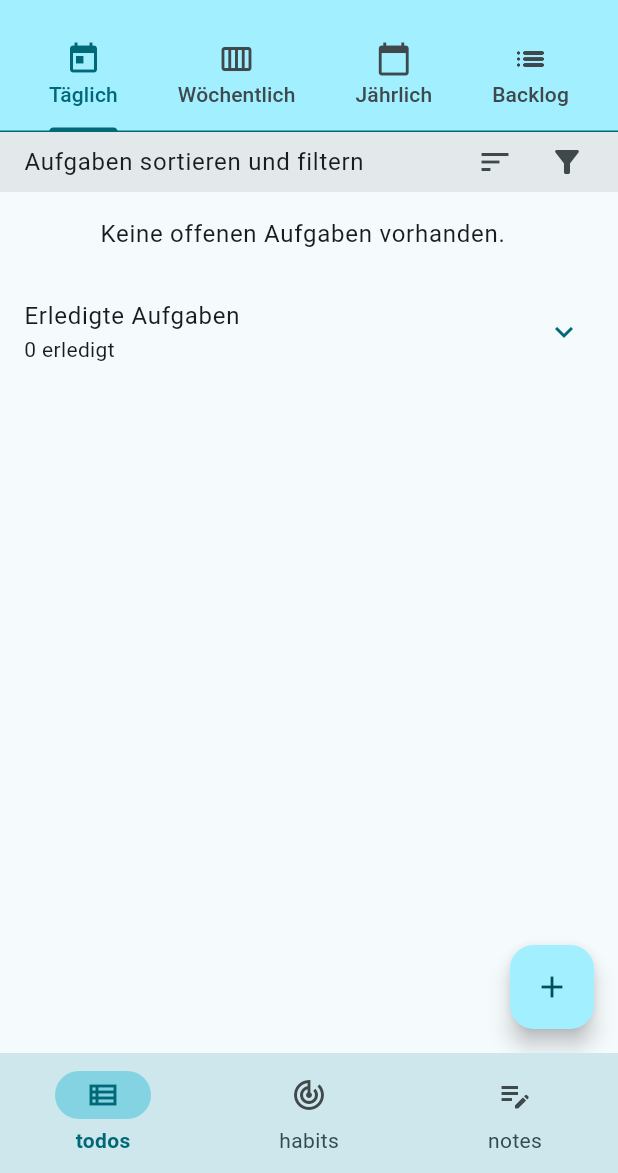
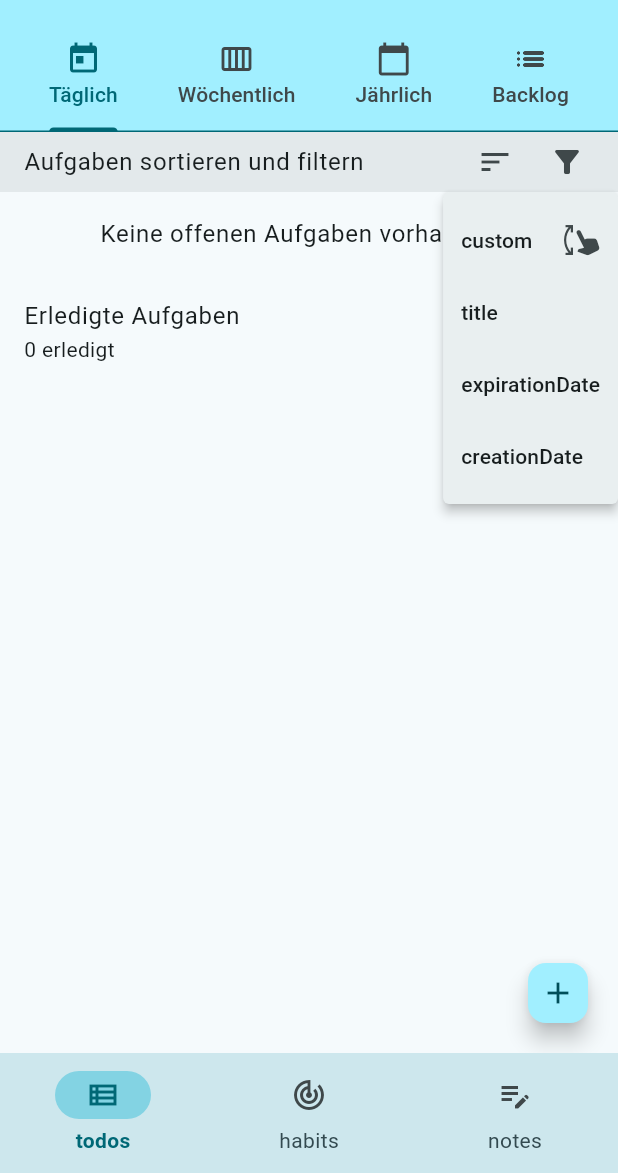
Before and after one commit to Checkerbeule/ZenDo, a Flutter app: the screen it shows after launch, after a tap on the "sort" icon, on a phone screen of 412 x 824 dp, the part 63-1236 px from its top. Run offline on Flutter 3.47's test engine with Material 3 defaults, Android fonts, the light colour scheme and no system bars; our stand-ins replace hive, hive_flutter, logger, synchronized; missing offline and left inert: app_settings, workmanager; accounts and stored records are empty.

Commit message:
implemented sort todos and refactoring

```diff
--- a/lib/model/todo.dart
+++ b/lib/model/todo.dart
@@ -34,6 +34,9 @@ class Todo {
   @HiveField(5)
   ListScope? listScope;
 
+  @HiveField(6)
+  int? order;
+
   Todo({required String title, String? description})
     : creationDate = DateTime.now() {
     this.title = title;
@@ -47,6 +50,7 @@ class Todo {
     this.expirationDate,
     this.completionDate,
     this.listScope,
+    this.order,
   }) {
     this.title = title;
     this.description = description;
@@ -59,6 +63,7 @@ class Todo {
     DateTime? expirationDate,
     DateTime? completionDate,
     ListScope? listScope,
+    int? order,
   }) {
     return Todo._internal(
       title: title ?? this.title,
@@ -67,6 +72,7 @@ class Todo {
       expirationDate: expirationDate ?? this.expirationDate,
       completionDate: completionDate ?? this.completionDate,
       listScope: listScope ?? this.listScope,
+      order: order ?? this.order,
     );
   }
 
@@ -74,7 +80,8 @@ class Todo {
     : creationDate = other.creationDate,
       expirationDate = other.expirationDate,
       completionDate = other.completionDate,
-      listScope = other.listScope {
+      listScope = other.listScope,
+      order = other.order {
     title = other.title;
     description = other.description;
   }
--- a/lib/view/page_type.dart
+++ b/lib/view/page_type.dart
@@ -9,7 +9,7 @@ enum PageType {
   const PageType(this.icon);
 }
 
-extension AppPageX on PageType {
+extension PageTypeX on PageType {
   String label(BuildContext context) {
     return name; //TODO #28 translate page name as label
     /* final loc = AppLocalizations.of(context)!;
--- /dev/null
+++ b/lib/view/todo/sliver_todo_sort_filter_app_bar.dart
@@ -0,0 +1,88 @@
+import 'package:flutter/material.dart';
+
+class SliverTodoSortFilterAppBar extends StatelessWidget {
+  const SliverTodoSortFilterAppBar({
+    super.key,
+    required this.sortOption,
+    required this.sortOrder,
+    required this.onSortChanged,
+    //required this.onFilterChanged,
+  });
+
+  final SortOption sortOption;
+  final SortOrder sortOrder;
+  final void Function(SortOption option, SortOrder order) onSortChanged;
+  //final void Function() onFilterChanged;
+
+  @override
+  Widget build(BuildContext context) {
+    return SliverAppBar(
+      actionsPadding: const EdgeInsets.only(right: 10),
+      pinned: false,
+      floating: true,
+      snap: true,
+      toolbarHeight: 40,
+      backgroundColor: Theme.of(context).colorScheme.surfaceContainerHigh,
+      title: Text(
+        'Aufgaben sortieren und filtern',
+        style: Theme.of(context).textTheme.bodyLarge,
+      ),
+      actions: [
+        MenuAnchor(
+          menuChildren: <Widget>[
+            for (final sortOption in SortOption.values)
+              MenuItemButton(
+                child: Row(
+                  mainAxisAlignment: MainAxisAlignment.spaceBetween,
+                  children: [
+                    Text(sortOption.label(context)),
+                    if (this.sortOption == sortOption) ...[
+                      SizedBox(width: 5),
+                      if (this.sortOption == SortOption.custom)
+                        const Icon(Icons.swipe_vertical)
+                      else if (sortOrder == SortOrder.ascending)
+                        const Icon(Icons.arrow_upward)
+                      else
+                        const Icon(Icons.arrow_downward),
+                    ],
+                  ],
+                ),
+                onPressed: () {
+                  final order = this.sortOption == SortOption.custom
+                      ? SortOrder.ascending
+                      : this.sortOption == sortOption &&
+                            sortOrder == SortOrder.ascending
+                      ? SortOrder.descending
+                      : SortOrder.ascending;
+                  onSortChanged(sortOption, order);
+                },
+              ),
+          ],
+          builder: (context, controller, child) {
+            return IconButton(
+              onPressed: () {
+                if (controller.isOpen) {
+                  controller.close();
+                } else {
+                  controller.open();
+                }
+              },
+              icon: const Icon(Icons.sort),
+            );
+          },
+        ),
+        IconButton(icon: Icon(Icons.filter_alt), onPressed: () {}),
+      ],
+    );
+  }
+}
+
+enum SortOption { custom, title, expirationDate, creationDate }
+
+extension SortOptionX on SortOption {
+  String label(BuildContext context) {
+    return name;
+  }
+}
+
+enum SortOrder { ascending, descending }
--- a/lib/view/todo/todo_list_page.dart
+++ b/lib/view/todo/todo_list_page.dart
@@ -6,6 +6,7 @@ import 'package:zen_do/model/todo_list.dart';
 import 'package:zen_do/utils/time_util.dart';
 import 'package:zen_do/view/dialog_helper.dart';
 import 'package:zen_do/view/todo/add_todo_page.dart';
+import 'package:zen_do/view/todo/sliver_todo_sort_filter_app_bar.dart';
 import 'package:zen_do/view/todo/todo_edit_page.dart';
 import 'package:zen_do/view/todo/todo_page.dart';
 
@@ -23,6 +24,44 @@ class TodoListPage extends StatefulWidget {
 class _TodoListPageState extends State<TodoListPage> {
   bool expanded = false;
   Offset tapPosition = Offset.zero;
+  SortOption sortOption = SortOption.custom;
+  SortOrder sortOrder = SortOrder.ascending;
+
+  List<Todo> get sortedAndFilteredTodos {
+    final todos = List<Todo>.from(widget.list.todos);
+    //todos.sort((a, b) => a.order!.compareTo(b.order!));
+    switch (sortOption) {
+      case SortOption.custom:
+        /* todos.sort(
+          (a, b) => sortOrder == SortOrder.ascending
+              ? a.order!.compareTo(b.order!)
+              : b.order!.compareTo(a.order!),
+        ); */
+        break;
+      case SortOption.title:
+        todos.sort(
+          (a, b) => sortOrder == SortOrder.ascending
+              ? a.title.toLowerCase().compareTo(b.title.toLowerCase())
+              : b.title.toLowerCase().compareTo(a.title.toLowerCase()),
+        );
+        break;
+      case SortOption.expirationDate:
+        todos.sort(
+          (a, b) => sortOrder == SortOrder.ascending
+              ? a.expirationDate!.compareTo(b.expirationDate!)
+              : b.expirationDate!.compareTo(a.expirationDate!),
+        );
+        break;
+      case SortOption.creationDate:
+        todos.sort(
+          (a, b) => sortOrder == SortOrder.ascending
+              ? a.creationDate.compareTo(b.creationDate)
+              : b.creationDate.compareTo(a.creationDate),
+        );
+        break;
+    }
+    return todos;
+  }
 
   @override
   Widget build(BuildContext context) {
@@ -32,21 +71,15 @@ class _TodoListPageState extends State<TodoListPage> {
         return Scaffold(
           body: CustomScrollView(
             slivers: [
-              SliverAppBar(
-                actionsPadding: const EdgeInsets.only(right: 10),
-                pinned: false,
-                toolbarHeight: 40,
-                backgroundColor: Theme.of(
-                  context,
-                ).colorScheme.surfaceContainerHigh,
-                title: Text(
-                  'Aufgaben sortieren und filtern',
-                  style: Theme.of(context).textTheme.bodyLarge,
-                ),
-                actions: [
-                  IconButton(icon: Icon(Icons.sort), onPressed: () {}),
-                  IconButton(icon: Icon(Icons.filter_alt), onPressed: () {}),
-                ],
+              SliverTodoSortFilterAppBar(
+                sortOption: sortOption,
+                sortOrder: sortOrder,
+                onSortChanged: (option, order) {
+                  setState(() {
+                    sortOption = option;
+                    sortOrder = order;
+                  });
+                },
               ),
               if (widget.list.todos.isEmpty)
                 SliverList(
@@ -61,7 +94,7 @@ class _TodoListPageState extends State<TodoListPage> {
                 )
               else
                 SliverReorderableList(
-                  itemCount: widget.list.todos.length,
+                  itemCount: sortedAndFilteredTodos.length,
                   onReorder: (oldIndex, newIndex) {
                     setState(() {
                       if (newIndex > oldIndex) {
@@ -72,8 +105,9 @@ class _TodoListPageState extends State<TodoListPage> {
                     });
                   },
                   itemBuilder: (context, index) {
-                    final todo = widget.list.todos[index];
+                    final todo = sortedAndFilteredTodos[index];
                     return ReorderableDelayedDragStartListener(
+                      enabled: sortOption == SortOption.custom,
                       key: ValueKey(todo.hashCode),
                       index: index,
                       child: Material(
@@ -240,6 +274,9 @@ class _TodoListPageState extends State<TodoListPage> {
           ),
 
           floatingActionButton: FloatingActionButton(
+            tooltip: 'Aufgabe hinzufügen',
+            mini: true,
+            child: const Icon(Icons.add),
             onPressed: () async {
               Todo? newTodo = await showModalBottomSheet(
                 context: context,
@@ -257,8 +294,6 @@ class _TodoListPageState extends State<TodoListPage> {
                 );
               }
             },
-            tooltip: 'Aufgabe hinzufügen',
-            child: const Icon(Icons.add),
           ),
         );
       },
```
